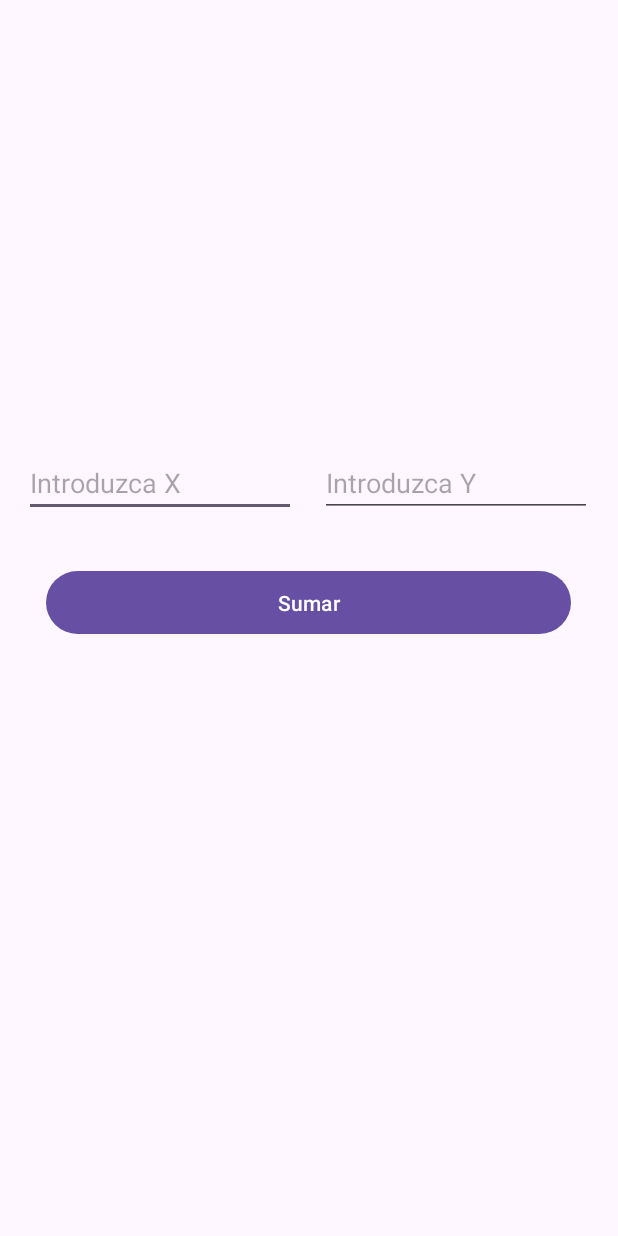
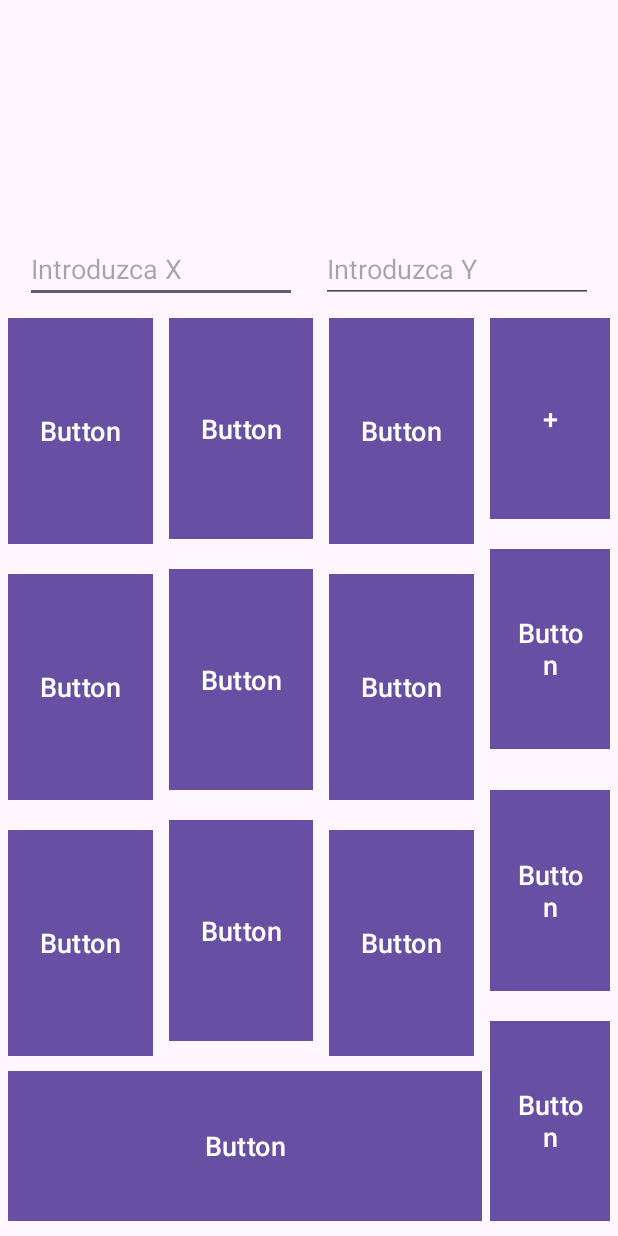
Before and after one commit to Manuvi03/PAD-2024-2025-Manuvi, an Android app: the screen it shows after launch (MainActivity), on a phone screen of 412 x 824 dp. Run offline under Robolectric (Android 15) with nearby library versions, the phone set to English and light mode, and no system bars.

Commit message:
muchos cambios para hacer el grid, falta la columna de en medio que se desalinea

```diff
--- a/app/src/main/java/es/ucm/fdi/calculator/MainActivity.java
+++ b/app/src/main/java/es/ucm/fdi/calculator/MainActivity.java
@@ -37,12 +37,6 @@ public class MainActivity extends AppCompatActivity {
         Intent intent = new Intent(this, CalculatorResultActivity.class);
         intent.putExtra("solucion",calculator.suma(Double.parseDouble(editTextX.getText().toString()),
                 Double.parseDouble(editTextY.getText().toString())));
-        /*Bundle data = new Bundle();
-        data.putDouble("x_value",Double.parseDouble(editTextX.getText().toString()));
-        data.putDouble("y_value",Double.parseDouble(editTextY.getText().toString()));
-        intent.putExtra("datos",data);*/
-        //prueba para merge de branch develop
-        //otra para probar
         startActivity(intent);
     }
 }
--- a/app/src/main/res/layout/activity_main.xml
+++ b/app/src/main/res/layout/activity_main.xml
@@ -7,47 +7,181 @@
     android:layout_height="match_parent"
     tools:context=".MainActivity">
 
+    <!-- El boton esta constrained en relacion al layout inicial, el resto
+     de elementos estan constrained en relacion al boton -->
+
     <EditText
         android:id="@+id/editTextX_view"
         android:layout_width="181dp"
         android:layout_height="42dp"
-        android:layout_marginStart="16dp"
-        android:layout_marginBottom="32dp"
+        android:layout_marginTop="160dp"
         android:ems="10"
         android:hint="@string/label_x"
         android:inputType="numberDecimal"
         app:layout_constrainedHeight="false"
-        app:layout_constraintBottom_toTopOf="@+id/button_sumar"
         app:layout_constraintEnd_toStartOf="@+id/editTextY_view"
-        app:layout_constraintStart_toStartOf="parent" />
+        app:layout_constraintHorizontal_bias="0.5"
+        app:layout_constraintStart_toStartOf="parent"
+        app:layout_constraintTop_toTopOf="parent" />
 
     <EditText
         android:id="@+id/editTextY_view"
         android:layout_width="181dp"
         android:layout_height="42dp"
-        android:layout_marginStart="16dp"
-        android:layout_marginBottom="32dp"
         android:ems="10"
         android:hint="@string/label_y"
         android:inputType="numberDecimal"
-        app:layout_constraintBottom_toTopOf="@+id/button_sumar"
+        app:layout_constraintEnd_toEndOf="parent"
         app:layout_constraintHorizontal_bias="0.5"
-        app:layout_constraintStart_toEndOf="@+id/editTextX_view" />
+        app:layout_constraintStart_toEndOf="@+id/editTextX_view"
+        app:layout_constraintTop_toTopOf="@+id/editTextX_view" />
 
-    <!-- El boton esta constrained en relacion al layout inicial, el resto
-     de elementos estan constrained en relacion al boton -->
+    <Button
+        android:id="@+id/button3"
+        style="@style/num_button_style"
+        android:text="Button"
+        app:layout_constraintBottom_toTopOf="@+id/button7"
+        app:layout_constraintEnd_toStartOf="@+id/add_button"
+        app:layout_constraintHorizontal_bias="0.5"
+        app:layout_constraintStart_toEndOf="@+id/button2"
+        app:layout_constraintTop_toBottomOf="@+id/editTextY_view" />
+
+    <Button
+        android:id="@+id/button"
+        style="@style/num_button_style"
+        android:text="Button"
+        app:layout_constraintBottom_toTopOf="@+id/button4"
+        app:layout_constraintEnd_toStartOf="@+id/button2"
+        app:layout_constraintHorizontal_bias="0.5"
+        app:layout_constraintHorizontal_chainStyle="spread"
+        app:layout_constraintStart_toStartOf="parent"
+        app:layout_constraintTop_toBottomOf="@+id/editTextX_view" />
+
     <Button
 
-        android:id="@+id/button_sumar"
-        android:layout_width="350dp"
-        android:layout_height="50dp"
+        android:id="@+id/add_button"
+        style="@style/op_button_style"
         android:onClick="addXandY"
         android:text="@string/boton_sumar"
+        app:layout_constraintBottom_toTopOf="@+id/button6"
+        app:layout_constraintEnd_toEndOf="parent"
+        app:layout_constraintHorizontal_bias="0.5"
+        app:layout_constraintStart_toEndOf="@+id/button3"
+        app:layout_constraintTop_toBottomOf="@+id/editTextY_view" />
+
+    <Button
+        android:id="@+id/button6"
+        style="@style/op_button_style"
+        android:text="Button"
+        app:layout_constraintBottom_toTopOf="@+id/button11"
+        app:layout_constraintEnd_toEndOf="parent"
+        app:layout_constraintHorizontal_bias="0.5"
+        app:layout_constraintStart_toEndOf="@+id/button7"
+        app:layout_constraintTop_toBottomOf="@+id/add_button" />
+
+    <Button
+        android:id="@+id/button7"
+        style="@style/num_button_style"
+        android:text="Button"
+        app:layout_constraintBottom_toTopOf="@+id/button10"
+        app:layout_constraintEnd_toStartOf="@+id/button6"
+        app:layout_constraintHorizontal_bias="0.5"
+        app:layout_constraintStart_toEndOf="@+id/button5"
+        app:layout_constraintTop_toBottomOf="@+id/button3" />
+
+    <Button
+        android:id="@+id/button4"
+        style="@style/num_button_style"
+        android:text="Button"
+        app:layout_constraintBottom_toTopOf="@+id/button8"
+        app:layout_constraintEnd_toStartOf="@+id/button5"
+        app:layout_constraintHorizontal_bias="0.5"
+        app:layout_constraintStart_toStartOf="parent"
+        app:layout_constraintTop_toBottomOf="@+id/button" />
+
+    <Button
+        android:id="@+id/button8"
+        style="@style/num_button_style"
+        android:text="Button"
+        app:layout_constraintBottom_toTopOf="@+id/button13"
+        app:layout_constraintEnd_toStartOf="@+id/button9"
+        app:layout_constraintHorizontal_bias="0.5"
+        app:layout_constraintStart_toStartOf="parent"
+        app:layout_constraintTop_toBottomOf="@+id/button4" />
+
+    <Button
+        android:id="@+id/button9"
+        style="@style/num_button_style"
+        android:text="Button"
+        app:layout_constraintBottom_toTopOf="@+id/button13"
+        app:layout_constraintEnd_toStartOf="@+id/button10"
+        app:layout_constraintHorizontal_bias="0.5"
+        app:layout_constraintStart_toEndOf="@+id/button8"
+        app:layout_constraintTop_toBottomOf="@+id/button5" />
+
+    <Button
+        android:id="@+id/button2"
+        style="@style/num_button_style"
+        android:text="Button"
+        app:layout_constraintBottom_toTopOf="@+id/button5"
+        app:layout_constraintEnd_toStartOf="@+id/button3"
+        app:layout_constraintHorizontal_bias="0.5"
+        app:layout_constraintStart_toEndOf="@+id/button"
+        app:layout_constraintTop_toBottomOf="@+id/editTextX_view"
+        app:layout_constraintVertical_chainStyle="spread" />
+
+    <Button
+        android:id="@+id/button5"
+        style="@style/num_button_style"
+        android:text="Button"
+        app:layout_constraintBottom_toTopOf="@+id/button9"
+        app:layout_constraintEnd_toStartOf="@+id/button7"
+        app:layout_constraintHorizontal_bias="0.5"
+        app:layout_constraintStart_toEndOf="@+id/button4"
+        app:layout_constraintTop_toBottomOf="@+id/button2" />
+
+    <Button
+        android:id="@+id/button13"
+        style="@style/num_button_style"
+        android:layout_height="100dp"
+        android:text="Button"
+        app:layout_constraintBottom_toBottomOf="parent"
+        app:layout_constraintEnd_toStartOf="@+id/button11"
+        app:layout_constraintHorizontal_bias="0.0"
+        app:layout_constraintStart_toStartOf="parent"
+        app:layout_constraintTop_toBottomOf="@+id/button9"
+        app:layout_constraintVertical_bias="0.0" />
+
+    <Button
+        android:id="@+id/button10"
+        style="@style/num_button_style"
+        android:text="Button"
+        app:layout_constraintBottom_toTopOf="@+id/button13"
+        app:layout_constraintEnd_toStartOf="@+id/button11"
+        app:layout_constraintHorizontal_bias="0.5"
+        app:layout_constraintStart_toEndOf="@+id/button9"
+        app:layout_constraintTop_toBottomOf="@+id/button7" />
+
+    <Button
+        android:id="@+id/button11"
+        style="@style/op_button_style"
+        android:layout_marginTop="17dp"
+        android:text="Button"
+        app:layout_constraintBottom_toTopOf="@+id/button12"
+        app:layout_constraintEnd_toEndOf="parent"
+        app:layout_constraintHorizontal_bias="0.5"
+        app:layout_constraintStart_toEndOf="@+id/button10"
+        app:layout_constraintTop_toBottomOf="@+id/button6" />
+
+    <Button
+        android:id="@+id/button12"
+        style="@style/op_button_style"
+        android:text="Button"
         app:layout_constraintBottom_toBottomOf="parent"
         app:layout_constraintEnd_toEndOf="parent"
-        app:layout_constraintHorizontal_bias="0.491"
-        app:layout_constraintStart_toStartOf="parent"
-        app:layout_constraintTop_toTopOf="parent"
-        app:layout_constraintVertical_bias="0.487" />
+        app:layout_constraintHorizontal_bias="1.0"
+        app:layout_constraintStart_toEndOf="@+id/button13"
+        app:layout_constraintTop_toBottomOf="@+id/button11" />
+
 
 </androidx.constraintlayout.widget.ConstraintLayout>
--- a/app/src/main/res/values/strings.xml
+++ b/app/src/main/res/values/strings.xml
@@ -1,6 +1,6 @@
 <resources>
     <string name="app_name">Calculator</string>
-    <string name="boton_sumar">Sumar</string>
+    <string name="boton_sumar">+</string>
     <string name="label_x">Introduzca X</string>
     <string name="label_y">Introduzca Y</string>
     <string name="sum_default">0</string>
--- /dev/null
+++ b/app/src/main/res/values/styles.xml
@@ -0,0 +1,29 @@
+<?xml version="1.0" encoding="utf-8"?>
+<resources>
+    <style name = "num_button_style">
+        <item name="android:layout_width">0dp</item>
+        <item name="android:layout_height">0dp</item>
+        <item name="android:background">@color/orange</item>
+        <item name="android:textColor">@color/white</item>
+        <item name="android:textSize">18sp</item>
+        <item name="android:padding">16dp</item>
+        <item name="android:layout_marginTop">10dp</item>
+        <item name="android:layout_marginBottom">10dp</item>
+        <item name="android:layout_marginLeft">5dp</item>
+        <item name="android:layout_marginRight">5dp</item>W
+
+    </style>
+
+    <style name="op_button_style">
+        <item name="android:layout_width">80dp</item>
+        <item name="android:layout_height">0dp</item>
+        <item name="android:background">@color/orange</item>
+        <item name="android:textColor">@color/white</item>
+        <item name="android:textSize">18sp</item>
+        <item name="android:padding">16dp</item>
+        <item name="android:layout_marginTop">10dp</item>
+        <item name="android:layout_marginBottom">10dp</item>
+        <item name="android:layout_marginLeft">5dp</item>
+        <item name="android:layout_marginRight">5dp</item>
+    </style>
+</resources>
```
